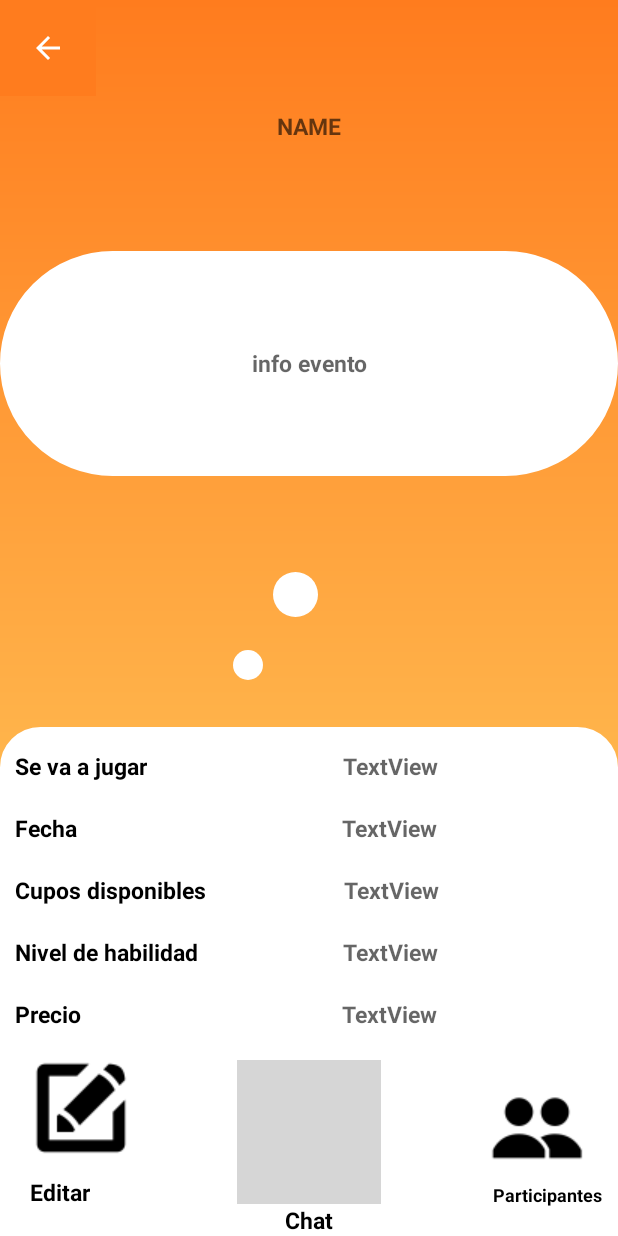
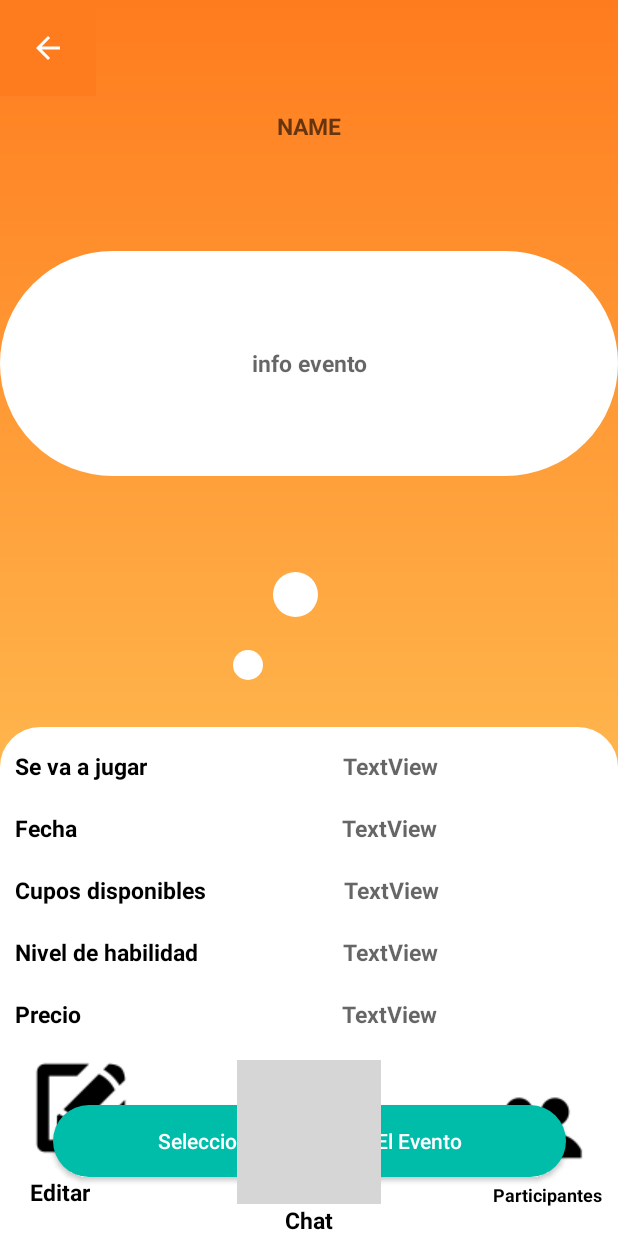
Before and after one commit to compumovil2010/Sport4Party, an Android app: the layout activity_informacion_evento.xml on its own in the app's theme, with its tools: preview values and no code run, on a phone screen of 412 x 824 dp. Run offline under Robolectric (Android 15) with nearby library versions, the phone set to English and light mode, and no system bars; grey boxes are pictures that could not be loaded.

Commit message:
mapas en registro de eventos, correccion del mapa principal

```diff
--- a/app/src/main/res/layout/activity_informacion_evento.xml
+++ b/app/src/main/res/layout/activity_informacion_evento.xml
@@ -71,6 +71,18 @@
         app:layout_constraintBottom_toBottomOf="parent"
         app:layout_constraintEnd_toEndOf="parent"
         app:layout_constraintStart_toStartOf="parent">
+
+        <Button
+            android:id="@+id/SeleccionarLugar"
+            android:layout_width="342dp"
+            android:layout_height="48dp"
+            android:background="@drawable/boton_general3"
+            android:text="Seleccionar Lugar Para El Evento"
+            android:textColor="#FFFFFF"
+            app:layout_constraintBottom_toBottomOf="parent"
+            app:layout_constraintEnd_toEndOf="parent"
+            app:layout_constraintStart_toStartOf="parent"
+            app:layout_constraintTop_toBottomOf="@+id/percioResult" />
 
         <TextView
             android:id="@+id/seVaJugarInfo"
--- a/app/src/main/res/layout/app_bar_mapa.xml
+++ b/app/src/main/res/layout/app_bar_mapa.xml
@@ -64,6 +64,7 @@
             app:layout_constraintTop_toTopOf="parent">
 
             <LinearLayout
+                android:id="@+id/cosasInecesarias"
                 android:layout_width="match_parent"
                 android:layout_height="wrap_content"
                 android:layout_gravity="bottom"
```
Also changed, not shown: app/src/main/java/com/example/sport4party/CrearEvento.java (+4 -3 lines), app/src/main/java/com/example/sport4party/InformacionEvento.java (+29 -0 lines), app/src/main/java/com/example/sport4party/Mapa.java (+56 -7 lines).
